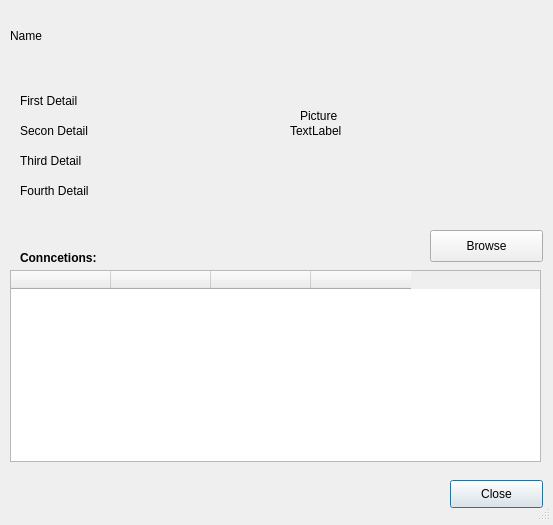
First picture: the form in ui/details.ui, repository VLN1-Hopur23/VLN1-Hopur23, before the edit.
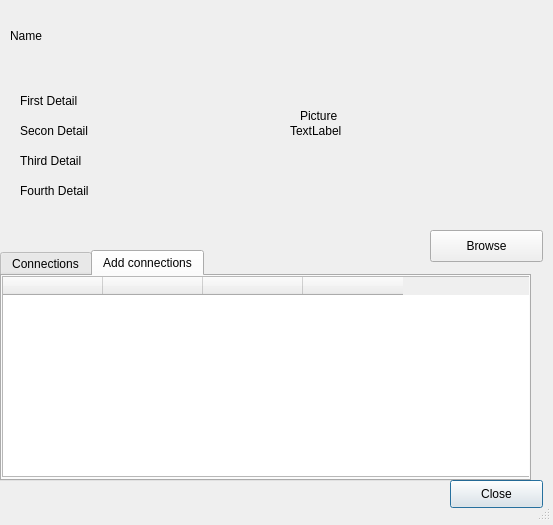
Second picture: the form after the edit. Icons and pictures are not drawn.

Commit message: connection function between s and c

Patch:
```diff
--- a/ui/details.ui
+++ b/ui/details.ui
@@ -143,84 +143,160 @@
     <string>Browse</string>
    </property>
   </widget>
-  <widget class="QTableWidget" name="connect_table">
+  <widget class="QTabWidget" name="tab_add_connect">
    <property name="geometry">
     <rect>
-     <x>10</x>
-     <y>270</y>
-     <width>531</width>
-     <height>192</height>
-    </rect>
-   </property>
-   <property name="mouseTracking">
-    <bool>false</bool>
-   </property>
-   <property name="contextMenuPolicy">
-    <enum>Qt::CustomContextMenu</enum>
-   </property>
-   <property name="selectionBehavior">
-    <enum>QAbstractItemView::SelectRows</enum>
-   </property>
-   <property name="sortingEnabled">
-    <bool>true</bool>
-   </property>
-   <column>
-    <property name="text">
-     <string/>
-    </property>
-    <property name="font">
-     <font>
-      <weight>75</weight>
-      <bold>true</bold>
-     </font>
-    </property>
-   </column>
-   <column>
-    <property name="text">
-     <string/>
-    </property>
-    <property name="font">
-     <font>
-      <weight>75</weight>
-      <bold>true</bold>
-     </font>
-    </property>
-   </column>
-   <column>
-    <property name="text">
-     <string/>
-    </property>
-    <property name="font">
-     <font>
-      <weight>75</weight>
-      <bold>true</bold>
-     </font>
-    </property>
-   </column>
-   <column>
-    <property name="text">
-     <string/>
-    </property>
-    <property name="font">
-     <font>
-      <weight>75</weight>
-      <bold>true</bold>
-     </font>
-    </property>
-   </column>
-  </widget>
-  <widget class="QLabel" name="label">
-   <property name="geometry">
-    <rect>
-     <x>20</x>
+     <x>0</x>
      <y>250</y>
-     <width>91</width>
-     <height>16</height>
+     <width>531</width>
+     <height>231</height>
     </rect>
    </property>
-   <property name="text">
-    <string>&lt;html&gt;&lt;head/&gt;&lt;body&gt;&lt;p&gt;&lt;span style=&quot; font-weight:600;&quot;&gt;Conncetions:&lt;/span&gt;&lt;/p&gt;&lt;/body&gt;&lt;/html&gt;</string>
+   <property name="currentIndex">
+    <number>1</number>
    </property>
+   <widget class="QWidget" name="tab_connections">
+    <attribute name="title">
+     <string>Connections</string>
+    </attribute>
+    <widget class="QTableWidget" name="connect_table">
+     <property name="geometry">
+      <rect>
+       <x>0</x>
+       <y>0</y>
+       <width>531</width>
+       <height>201</height>
+      </rect>
+     </property>
+     <property name="mouseTracking">
+      <bool>false</bool>
+     </property>
+     <property name="contextMenuPolicy">
+      <enum>Qt::CustomContextMenu</enum>
+     </property>
+     <property name="selectionBehavior">
+      <enum>QAbstractItemView::SelectRows</enum>
+     </property>
+     <property name="sortingEnabled">
+      <bool>true</bool>
+     </property>
+     <column>
+      <property name="text">
+       <string/>
+      </property>
+      <property name="font">
+       <font>
+        <weight>75</weight>
+        <bold>true</bold>
+       </font>
+      </property>
+     </column>
+     <column>
+      <property name="text">
+       <string/>
+      </property>
+      <property name="font">
+       <font>
+        <weight>75</weight>
+        <bold>true</bold>
+       </font>
+      </property>
+     </column>
+     <column>
+      <property name="text">
+       <string/>
+      </property>
+      <property name="font">
+       <font>
+        <weight>75</weight>
+        <bold>true</bold>
+       </font>
+      </property>
+     </column>
+     <column>
+      <property name="text">
+       <string/>
+      </property>
+      <property name="font">
+       <font>
+        <weight>75</weight>
+        <bold>true</bold>
+       </font>
+      </property>
+     </column>
+    </widget>
+   </widget>
+   <widget class="QWidget" name="add_connection">
+    <attribute name="title">
+     <string>Add connections</string>
+    </attribute>
+    <widget class="QTableWidget" name="table_add_connect">
+     <property name="geometry">
+      <rect>
+       <x>0</x>
+       <y>0</y>
+       <width>531</width>
+       <height>201</height>
+      </rect>
+     </property>
+     <property name="mouseTracking">
+      <bool>false</bool>
+     </property>
+     <property name="contextMenuPolicy">
+      <enum>Qt::CustomContextMenu</enum>
+     </property>
+     <property name="selectionBehavior">
+      <enum>QAbstractItemView::SelectRows</enum>
+     </property>
+     <property name="sortingEnabled">
+      <bool>true</bool>
+     </property>
+     <column>
+      <property name="text">
+       <string/>
+      </property>
+      <property name="font">
+       <font>
+        <weight>75</weight>
+        <bold>true</bold>
+       </font>
+      </property>
+     </column>
+     <column>
+      <property name="text">
+       <string/>
+      </property>
+      <property name="font">
+       <font>
+        <weight>75</weight>
+        <bold>true</bold>
+       </font>
+      </property>
+     </column>
+     <column>
+      <property name="text">
+       <string/>
+      </property>
+      <property name="font">
+       <font>
+        <weight>75</weight>
+        <bold>true</bold>
+       </font>
+      </property>
+     </column>
+     <column>
+      <property name="text">
+       <string/>
+      </property>
+      <property name="font">
+       <font>
+        <weight>75</weight>
+        <bold>true</bold>
+       </font>
+      </property>
+     </column>
+    </widget>
+   </widget>
   </widget>
   <action name="action_remove_connection">
    <property name="icon">
```
The commit also changes 3 other files.
